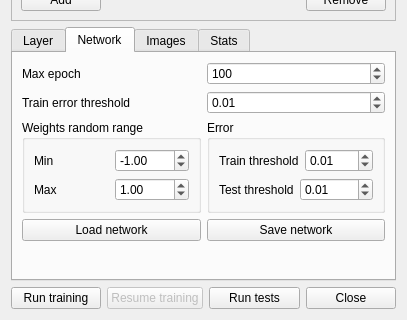
Above: Plugins/NeuralNetworkView/mainform.ui from kee-reel/PLAG before the change; both pictures show x 0 to 407 and y 196 to 516 of the 407 by 516 pixel window. Below: the same form after it.
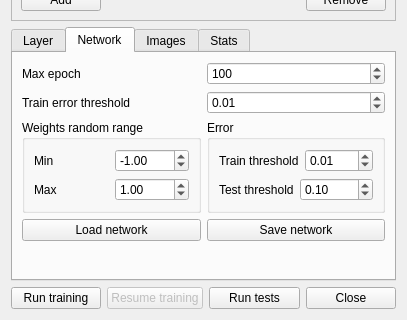
That is the form after the change. The open tabs and pages were chosen to show the change. Icons and pictures are not drawn. Custom widgets are drawn as their Qt base class.

```diff
--- a/Plugins/NeuralNetworkView/mainform.ui
+++ b/Plugins/NeuralNetworkView/mainform.ui
@@ -421,7 +421,7 @@
                  <double>0.010000000000000</double>
                 </property>
                 <property name="value">
-                 <double>0.010000000000000</double>
+                 <double>0.100000000000000</double>
                 </property>
                </widget>
               </item>
```
Left out of the diff: 2 changed lines with no effect on the pictures.
